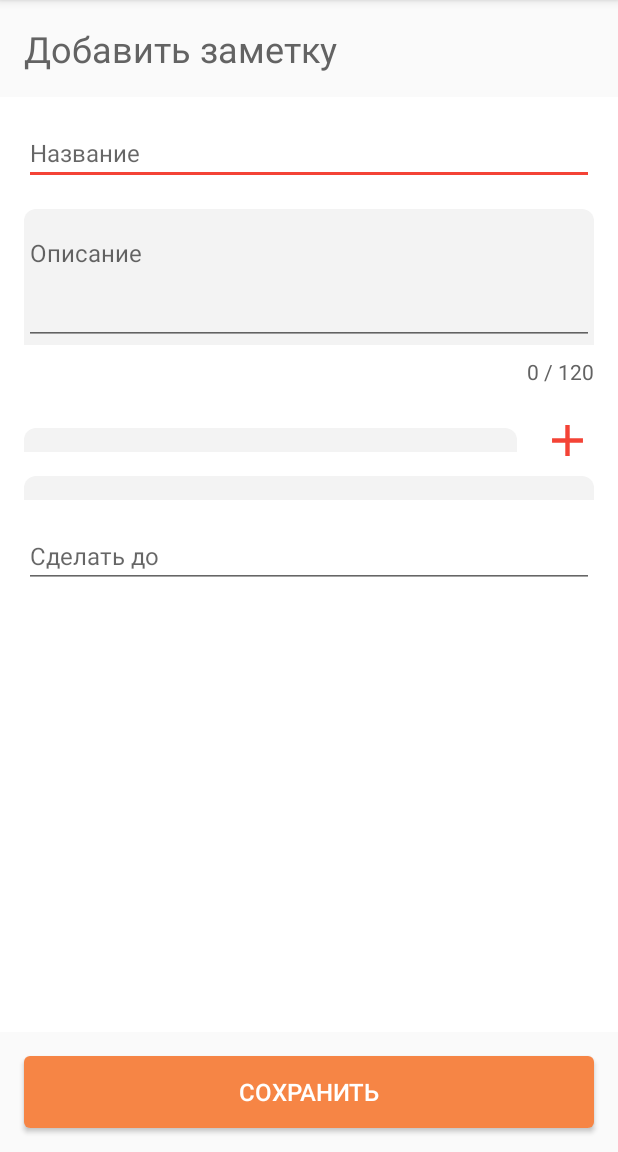
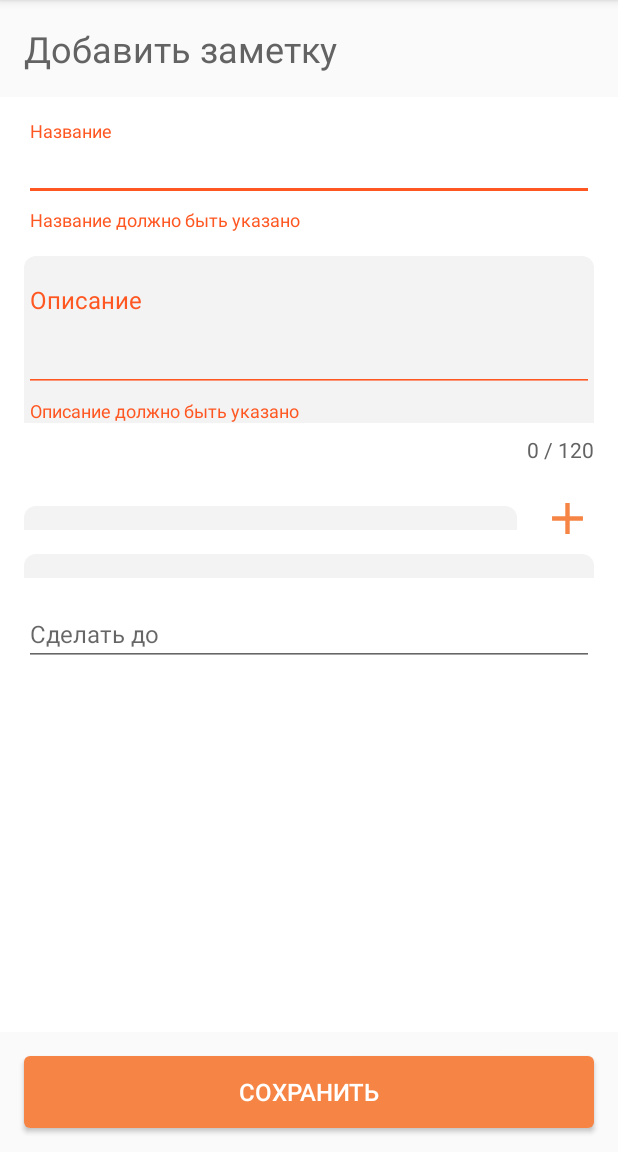
Before and after one commit to Ghostwish46/NotForgot, an Android app: the TaskEditActivity screen opened directly, with no data from a screen before it, after a tap on "СОХРАНИТЬ", on a phone screen of 412 x 824 dp, the part 84-1236 px from its top. Run offline under Robolectric (Android 15) with nearby library versions, the phone set to English and light mode, and no system bars; our stand-ins replace Room's generated code, data binding; libraries missing offline, so code that uses them is left out: com.jakewharton.retrofit2; 2 statements that could not run were skipped.

```diff
--- a/app/src/main/AndroidManifest.xml
+++ b/app/src/main/AndroidManifest.xml
@@ -18,7 +18,7 @@
         <activity android:name=".taskinfo.TaskInfoActivity" />
         <activity
             android:name=".main.MainActivity"
-            android:label="@string/title_activity_main" />
+            android:label="@string/app_name" />
         <activity
             android:name=".login.LoginActivity"
             android:theme="@style/AppTheme.Launcher">
--- a/app/src/main/java/dev/ghost/notforgotapp/dao/TaskDao.kt
+++ b/app/src/main/java/dev/ghost/notforgotapp/dao/TaskDao.kt
@@ -4,6 +4,7 @@ import androidx.lifecycle.LiveData
 import androidx.room.*
 import dev.ghost.notforgotapp.entities.Task
 import dev.ghost.notforgotapp.entities.TaskWithCategoryAndPriority
+import retrofit2.http.DELETE
 
 @Dao
 interface TaskDao {
@@ -17,6 +18,9 @@ interface TaskDao {
     @Insert(onConflict = OnConflictStrategy.REPLACE)
     fun add(task:Task)
 
+    @Delete
+    fun delete(task:Task)
+
     @Transaction
     @Query("Select * from tasks")
     fun getTasksFullInfo():LiveData<List<TaskWithCategoryAndPriority>>
--- a/app/src/main/java/dev/ghost/notforgotapp/helpers/ApiService.kt
+++ b/app/src/main/java/dev/ghost/notforgotapp/helpers/ApiService.kt
@@ -4,6 +4,7 @@ import dev.ghost.notforgotapp.entities.Category
 import dev.ghost.notforgotapp.entities.Priority
 import dev.ghost.notforgotapp.entities.Task
 import dev.ghost.notforgotapp.entities.User
+import dev.ghost.notforgotapp.repositories.DeleteTaskResponse
 import kotlinx.coroutines.Deferred
 import retrofit2.Response
 import retrofit2.http.*
@@ -42,6 +43,13 @@ interface ApiService {
         @Body task: Task
     ): Deferred<Response<Task>>
 
+    @DELETE("tasks/{id}")
+    @Headers("Accept:application/json")
+    fun deleteTaskAsync(
+        @Path("id") id:Int,
+        @Query("api_token") token: String
+    ): Deferred<Response<DeleteTaskResponse>>
+
     @POST("categories")
     fun addCategoryAsync(
         @Query("api_token") token: String,
--- a/app/src/main/java/dev/ghost/notforgotapp/main/MainActivityViewModel.kt
+++ b/app/src/main/java/dev/ghost/notforgotapp/main/MainActivityViewModel.kt
@@ -47,7 +47,7 @@ class MainActivityViewModel(
     val loadingState: LiveData<LoadingState>
         get() = _loadingState
 
-    private fun fetchTasks() {
+    internal fun fetchTasks() {
         viewModelScope.launch {
             try {
                 _loadingState.value = LoadingState.LOADING
@@ -61,4 +61,8 @@ class MainActivityViewModel(
             }
         }
     }
+
+    suspend fun removeTask(task:Task): Boolean {
+        return taskRepository.deleteTask(task)
+    }
 }
--- a/app/src/main/java/dev/ghost/notforgotapp/main/TaskAdapter.kt
+++ b/app/src/main/java/dev/ghost/notforgotapp/main/TaskAdapter.kt
@@ -73,7 +73,12 @@ class TaskAdapter internal constructor(context: Context) :
                 holder.itemView.context.startActivity(intentInfo)
             }
         }
+    }
 
+
+    fun getItemByViewHolder(viewHolder: RecyclerView.ViewHolder):ItemForList
+    {
+        return allItems[viewHolder.adapterPosition]
     }
 
     internal fun updateData(tasksFullInfo: List<TaskWithCategoryAndPriority>) {
--- a/app/src/main/java/dev/ghost/notforgotapp/taskedit/TaskEditActivity.kt
+++ b/app/src/main/java/dev/ghost/notforgotapp/taskedit/TaskEditActivity.kt
@@ -149,8 +149,11 @@ class TaskEditActivity : AppCompatActivity() {
         }
     }
 
-    fun editTask(view: View) {
-        // НУЖНА ПРОВЕРКА
+    fun editTask(view: View?) {
+        if (!hasNoErrors())
+        {
+            return
+        }
 
         taskEditViewModel.viewModelScope.launch {
             withContext(Dispatchers.IO)
@@ -222,4 +225,60 @@ class TaskEditActivity : AppCompatActivity() {
                 { dialog, which -> dialog.dismiss() }
                 .show()
     }
+
+    private fun hasNoErrors(): Boolean {
+        var noErrors = true
+        val nameResult = taskEditViewModel.checkName()
+        textInputLayoutEditTaskName.error =
+            if (nameResult != null)
+            {
+                textInputLayoutEditTaskName.errorIconDrawable =
+                    (getDrawable(R.drawable.icon_error))
+                noErrors = false
+                getString(nameResult)
+            }
+            else
+            {
+                textInputLayoutEditTaskName.errorIconDrawable = null
+                null
+            }
+
+        val descriptionResult = taskEditViewModel.checkDescription()
+        textInputLayoutEditTaskDescription.error =
+        if (descriptionResult != null)
+        {
+            textInputLayoutEditTaskDescription.errorIconDrawable =
+                (getDrawable(R.drawable.icon_error))
+            noErrors = false
+            getString(descriptionResult)
+        }
+        else
+        {
+            textInputLayoutEditTaskDescription.errorIconDrawable = null
+            null
+        }
+
+        return noErrors
+    }
+
+    override fun onBackPressed() {
+        if (taskEditViewModel.checkUnsavedChanges()) {
+            val alertSave = AlertDialog.Builder(
+                this@TaskEditActivity,
+                R.style.DialogTheme
+            )
+                .setPositiveButton(R.string.action_yes)
+                { dialog, which ->
+                    editTask(null)
+                }
+                .setNegativeButton(R.string.action_cancel)
+                { dialog, which ->
+                    dialog.dismiss()
+                    super.onBackPressed()
+                }
+                .setMessage(R.string.action_save_question)
+                .show()
+        } else
+            super.onBackPressed()
+    }
 }
--- a/app/src/main/java/dev/ghost/notforgotapp/taskedit/TaskEditViewModel.kt
+++ b/app/src/main/java/dev/ghost/notforgotapp/taskedit/TaskEditViewModel.kt
@@ -7,6 +7,7 @@ import androidx.lifecycle.AndroidViewModel
 import androidx.lifecycle.LiveData
 import androidx.lifecycle.ViewModel
 import androidx.lifecycle.viewModelScope
+import dev.ghost.notforgotapp.R
 import dev.ghost.notforgotapp.dao.TaskDao
 import dev.ghost.notforgotapp.entities.Category
 import dev.ghost.notforgotapp.entities.Priority
@@ -38,9 +39,11 @@ class TaskEditViewModel(
             token
         )
     private val categoryRepository =
-        CategoryRepository(ApiUtils.apiService,
-        appDatabase.categoryDao,
-        token)
+        CategoryRepository(
+            ApiUtils.apiService,
+            appDatabase.categoryDao,
+            token
+        )
 
     var allCategories: LiveData<List<Category>>
     var allPriorities: LiveData<List<Priority>>
@@ -60,14 +63,31 @@ class TaskEditViewModel(
             }
         }
 
-    var categoryForAdding:Category = Category(0, "")
+    var categoryForAdding: Category = Category(0, "")
 
     fun setEndDate(value: Long) {
         currentTask?.deadline = value
     }
 
-    fun checkTaskParams(): String {
-        return ""
+    fun checkUnsavedChanges(): Boolean {
+        return !currentTask?.title.isNullOrEmpty()
+                && !currentTask?.description.isNullOrEmpty()
+    }
+
+    fun checkName(): Int?
+    {
+        return if (currentTask?.title.isNullOrBlank())
+            R.string.error_task_name
+        else
+            null
+    }
+
+    fun checkDescription(): Int?
+    {
+        return if (currentTask?.description.isNullOrBlank())
+            R.string.error_task_description
+        else
+            null
     }
 
     suspend fun changeTask(): Boolean {
@@ -77,8 +97,7 @@ class TaskEditViewModel(
             taskRepository.patchTask(currentTask!!)
     }
 
-    suspend fun addCategory():Boolean
-    {
+    suspend fun addCategory(): Boolean {
         return categoryRepository.postCategory(categoryForAdding)
     }
 }
--- /dev/null
+++ b/app/src/main/res/drawable/icon_error.xml
@@ -0,0 +1,10 @@
+<vector xmlns:android="http://schemas.android.com/apk/res/android"
+    android:width="18dp"
+    android:height="15dp"
+    android:viewportWidth="18"
+    android:viewportHeight="15">
+  <path
+      android:pathData="M0.5,15H17.5L9,0L0.5,15ZM10,13H8V11H10V13ZM10,10H8V6H10V10Z"
+      android:fillColor="#DB4437"
+      android:fillType="evenOdd"/>
+</vector>
--- a/app/src/main/res/layout/activity_main.xml
+++ b/app/src/main/res/layout/activity_main.xml
@@ -12,6 +12,7 @@
         tools:context=".main.MainActivity">
 
         <androidx.swiperefreshlayout.widget.SwipeRefreshLayout
+            android:id="@+id/swipeRefreshMain"
             android:layout_width="0dp"
             android:layout_height="0dp"
             app:layout_constraintBottom_toBottomOf="parent"
--- a/app/src/main/res/layout/activity_task_edit.xml
+++ b/app/src/main/res/layout/activity_task_edit.xml
@@ -70,13 +70,26 @@
                     android:layout_marginTop="@dimen/margin_small"
                     android:textColor="@color/colorVeryDarkGray"
                     app:layout_constraintEnd_toEndOf="parent"
-                    app:layout_constraintTop_toBottomOf="@+id/textInputLayout"
+                    app:layout_constraintTop_toBottomOf="@+id/textInputLayoutEditTaskDescription"
                     tools:text='@{task.description.length() + " / 120"}' />
 
 
+                <com.google.android.material.textfield.TextInputLayout
+                    android:id="@+id/textInputLayoutEditTaskName"
+                    android:layout_width="0dp"
+                    android:layout_height="wrap_content"
+                    android:layout_marginTop="@dimen/margin_normal"
+                    app:errorEnabled="true"
+                    app:hintTextColor="@color/colorVeryDarkGray"
+                    app:errorIconDrawable="@drawable/icon_error"
+                    app:layout_constraintEnd_toEndOf="parent"
+                    app:layout_constraintStart_toStartOf="parent"
+                    app:layout_constraintTop_toTopOf="parent"
+                    >
+
                     <EditText
                         android:id="@+id/editTextTaskEditName"
-                    android:layout_width="0dp"
+                        android:layout_width="match_parent"
                         android:layout_height="wrap_content"
                         android:layout_marginTop="@dimen/margin_normal"
                         android:ems="10"
@@ -87,6 +100,7 @@
                         app:layout_constraintEnd_toEndOf="parent"
                         app:layout_constraintStart_toStartOf="parent"
                         app:layout_constraintTop_toTopOf="parent" />
+                </com.google.android.material.textfield.TextInputLayout>
 
                 <EditText
                     android:id="@+id/editTextTaskEditEndDate"
@@ -106,14 +120,17 @@
                     app:layout_constraintTop_toBottomOf="@+id/spinnerTaskEditPriority" />
 
                 <com.google.android.material.textfield.TextInputLayout
-                    android:id="@+id/textInputLayout"
+                    android:id="@+id/textInputLayoutEditTaskDescription"
                     android:layout_width="match_parent"
                     android:layout_height="wrap_content"
                     android:layout_marginTop="@dimen/margin_normal"
+                    app:hintTextColor="@color/colorVeryDarkGray"
+                    app:errorIconDrawable="@drawable/icon_error"
                     android:background="@drawable/background_edit_text"
                     app:layout_constraintEnd_toEndOf="parent"
                     app:layout_constraintStart_toStartOf="parent"
-                    app:layout_constraintTop_toBottomOf="@+id/editTextTaskEditName">
+                    app:layout_constraintTop_toBottomOf="@+id/textInputLayoutEditTaskName"
+                    app:errorEnabled="true">
 
                     <com.google.android.material.textfield.TextInputEditText
                         android:id="@+id/editTextTaskEditDescription"
@@ -171,5 +188,6 @@
 
             </androidx.constraintlayout.widget.ConstraintLayout>
         </ScrollView>
+
     </androidx.constraintlayout.widget.ConstraintLayout>
 </layout>
--- a/app/src/main/res/values/colors.xml
+++ b/app/src/main/res/values/colors.xml
@@ -2,7 +2,7 @@
 <resources>
     <color name="colorPrimary">#F68545</color>
     <color name="colorPrimaryDark">#c56a37</color>
-    <color name="colorAccent">#F44336</color>
+    <color name="colorAccent">#F68545</color>
     <color name="colorWhite">#FFFFFF</color>
     <color name="colorBlack">#000000</color>
     <color name="colorLightGray">#f3f3f3</color>
--- a/app/src/main/res/values/strings.xml
+++ b/app/src/main/res/values/strings.xml
@@ -22,6 +22,8 @@
     <string name="action_edit">Редактировать</string>
     <string name="action_save">Сохранить</string>
     <string name="action_cancel">Отмена</string>
+    <string name="action_yes">Да!</string>
+    <string name="action_save_question">Имеются несохраненные данные. Сохранить?</string>
 
     <string name="text_until">До %s</string>
     <string name="text_done">Сделано</string>
@@ -31,8 +33,11 @@
     <string name="text_task_saved_successfully">Дело успешно сохранено.</string>
     <string name="text_category_saved_successfully">Категория успешно добавлена.</string>
     <string name="text_api_saving_error">Ошибка соединения. Данные сохранены локально.</string>
+    <string name="text_task_deleted">Задача удалена.</string>
 
 
+    <string name="error_task_name">Название должно быть указано</string>
+    <string name="error_task_description">Описание должно быть указано</string>
 
     <string name="title_activity_main">MainActivity</string>
 </resources>
```
Also changed, not shown: app/src/main/java/dev/ghost/notforgotapp/main/MainActivity.kt (+74 -26 lines), app/src/main/java/dev/ghost/notforgotapp/repositories/DeleteTaskResponse.kt (added, +10 -0 lines), app/src/main/java/dev/ghost/notforgotapp/repositories/TaskRepository.kt (+22 -3 lines). Lines whose indentation alone changed are shown as unchanged.
